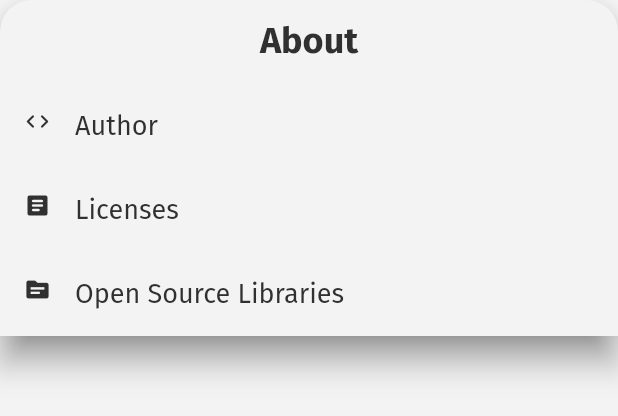
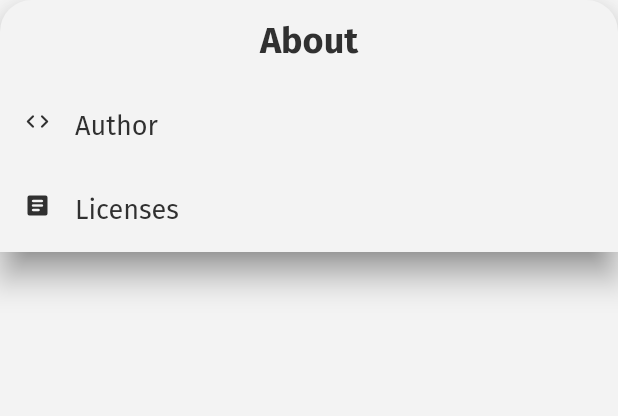
Before and after one commit to mikezamayias/qrapp, a Flutter app: the AboutBottomSheet widget shown alone on an empty page, opened directly, on a phone screen of 412 x 824 dp. Shown: the top 416 px of the screen. Run offline on Flutter 3.47's test engine with Material 2 defaults, Android fonts, the phone set to English and light mode, and no system bars; our stand-ins replace google_fonts, page_transition, qr_flutter; missing offline and left inert: qr_code_scanner, simple_gesture_detector.

Commit message:
removed unused code

```diff
--- a/lib/src/pages/action_pages/about_bottom_sheet.dart
+++ b/lib/src/pages/action_pages/about_bottom_sheet.dart
@@ -2,7 +2,6 @@ import 'package:flutter/material.dart';
 
 import '../about_pages/about_author_page.dart';
 import '../about_pages/about_licenses_page.dart';
-import '../about_pages/about_open_source_libraries_page.dart';
 import '../../widgets/about_bottom_sheet_list_tile.dart';
 
 class AboutBottomSheet extends StatelessWidget {
@@ -41,11 +40,6 @@ class AboutBottomSheet extends StatelessWidget {
               iconData: Icons.article_rounded,
               page: AboutLicensesPage(),
             ),
-            AboutBottomSheetListTile(
-              title: 'Open Source Libraries',
-              iconData: Icons.source_rounded,
-              page: AboutOpenSourceLibrariesPage(),
-            ),
           ],
         ),
       ),
```
Also changed, not shown: lib/src/pages/about_pages/about_open_source_libraries_page.dart (deleted, +0 -13 lines).
